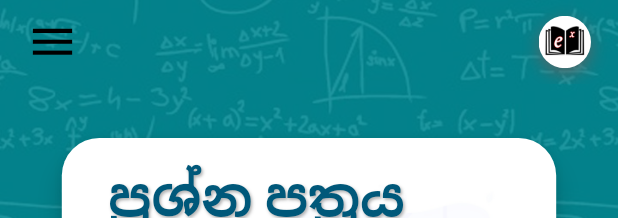
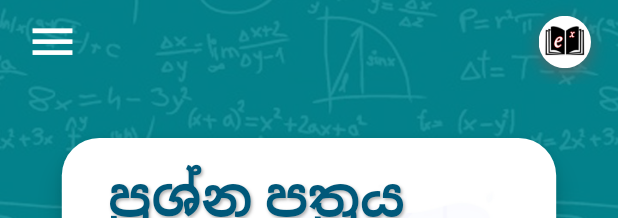
Before and after one commit to SakunthaMV/maths_vision, a Flutter app: the PaperOrMarking widget shown alone on an empty page, opened directly with empty values, on a phone screen of 412 x 824 dp. Shown: the top 218 px of the screen. Run offline on Flutter 3.47's test engine with Material 2 defaults, Android fonts, the phone set to English and light mode, and no system bars; our stand-ins replace cached_network_image, cloud_firestore, connectivity, date_time_picker, firebase_auth, firebase_core and 20 more; missing offline and left inert: charcode, clip_shadow, countdown_timer_simple, external_path, firebase_app_check, flutter_downloader and 6 more; accounts and stored records are empty; Roboto replaces fonts that are missing (Abhaya Libre); statements that could not run were skipped; project files that could hold a hidden picture were left out.

Commit message:
Add Common app bar and common background.

```diff
--- a/lib/Screens/paper_or_markig.dart
+++ b/lib/Screens/paper_or_markig.dart
@@ -5,11 +5,10 @@ import 'package:firebase_storage/firebase_storage.dart';
 import 'package:flutter/material.dart';
 import 'package:flutter_downloader/flutter_downloader.dart';
 import 'package:fluttertoast/fluttertoast.dart';
-import 'package:maths_vision/Splash_Screens/went_home_splash_screen.dart';
 import 'package:maths_vision/Screens/paper_or_marking_watch.dart';
 import 'package:permission_handler/permission_handler.dart';
 
-import 'navigation_drawer.dart';
+import '../Widgets/common_background.dart';
 
 class PaperOrMarking extends StatefulWidget {
   final String year;
@@ -70,77 +69,7 @@ class _PaperOrMarkingState extends State<PaperOrMarking> {
   @override
   Widget build(BuildContext context) {
     final Size size = MediaQuery.of(context).size;
-    return Stack(
-      children: [
-        Container(
-          color: Color.fromARGB(255, 0, 135, 145),
-        ),
-        Opacity(
-          opacity: 0.12,
-          child: Container(
-            decoration: BoxDecoration(
-              image: DecorationImage(
-                image: AssetImage('assets/HomeBackground.jpg'),
-                fit: BoxFit.fill,
-              ),
-            ),
-          ),
-        ),
-        Scaffold(
-          appBar: AppBar(
-            leading: Builder(
-              builder: (context) {
-                return IconButton(
-                  iconSize: 35,
-                  icon: Icon(Icons.menu),
-                  onPressed: () {
-                    return Scaffold.of(context).openDrawer();
-                  },
-                );
-              },
-            ),
-            backgroundColor: Colors.transparent,
-            elevation: 0,
-            leadingWidth: 70,
-            actions: [
-              Container(
-                decoration: BoxDecoration(
-                  shape: BoxShape.circle,
-                  boxShadow: [
-                    BoxShadow(
-                      offset: Offset(0, 4),
-                      color: Colors.grey.shade700,
-                      blurRadius: 10,
-                      spreadRadius: -9,
-                    ),
-                  ],
-                ),
-                child: IconButton(
-                  icon: ClipOval(
-                    child: Image.asset(
-                      'assets/HomeButton.jpg',
-                    ),
-                  ),
-                  onPressed: () {
-                    Navigator.of(context).push(
-                      MaterialPageRoute(
-                        builder: (_) {
-                          return WentHomeSplashScreen();
-                        },
-                      ),
-                    );
-                  },
-                  iconSize: 35,
-                  splashRadius: 25,
-                ),
-              ),
-              SizedBox(
-                width: 10,
-              ),
-            ],
-          ),
-          backgroundColor: Colors.transparent,
-          drawer: NavigationDrawer(),
+    return CommonBackground(
       body: SingleChildScrollView(
         child: Column(
           crossAxisAlignment: CrossAxisAlignment.center,
@@ -369,8 +298,6 @@ class _PaperOrMarkingState extends State<PaperOrMarking> {
           ],
         ),
       ),
-        ),
-      ],
     );
   }
 
@@ -388,15 +315,17 @@ class _PaperOrMarkingState extends State<PaperOrMarking> {
             content: Column(
               mainAxisSize: MainAxisSize.min,
               children: [
-                Text(
+                FittedBox(
+                  child: Text(
                     type == 'Past_Paper'
                         ? '${widget.year} Past Paper'
                         : '${widget.year} Marking Scheme',
                     style: TextStyle(
                       fontSize: 20,
                       fontFamily: 'Gothic',
-                    fontStyle: FontStyle.italic,
-                    fontWeight: FontWeight.w600,
+                      fontWeight: FontWeight.bold,
+                      wordSpacing: 1.0,
+                      letterSpacing: 0.0,
                       shadows: [
                         Shadow(
                           blurRadius: 2,
@@ -404,6 +333,7 @@ class _PaperOrMarkingState extends State<PaperOrMarking> {
                           offset: Offset(1, 1.5),
                         ),
                       ],
+                    ),
                   ),
                 ),
                 Padding(
@@ -415,7 +345,9 @@ class _PaperOrMarkingState extends State<PaperOrMarking> {
                     style: TextStyle(
                       fontSize: 13,
                       fontFamily: 'Gothic',
-                      fontWeight: FontWeight.w600,
+                      fontWeight: FontWeight.normal,
+                      wordSpacing: 1.0,
+                      letterSpacing: 0.5,
                     ),
                   ),
                 ),
```
Also changed, not shown: lib/Screens/paper_or_marking_watch.dart (+4 -78 lines). Lines whose indentation alone changed are shown as unchanged.
